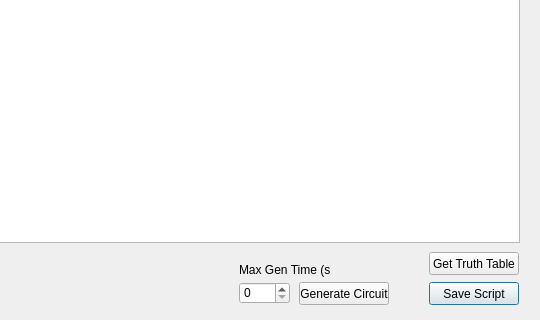
First picture: the form in Application/Logic_Gate_Simulator/Dialogs/dlg_editscript.ui, repository ElliotHarding/Logic-Gate-Simulator, before the edit; both pictures show x 161 to 701 and y 138 to 458 of the 701 by 458 pixel window.
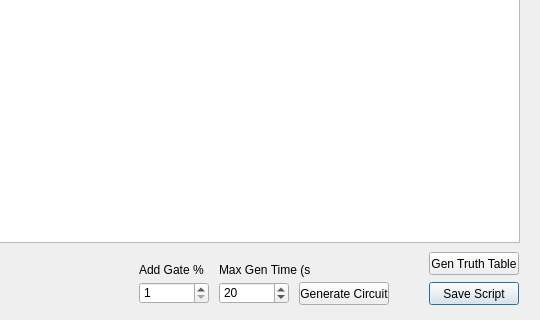
Second picture: the form after the edit.

```diff
--- a/Application/Logic_Gate_Simulator/Dialogs/dlg_editscript.ui
+++ b/Application/Logic_Gate_Simulator/Dialogs/dlg_editscript.ui
@@ -143,23 +143,32 @@
     </rect>
    </property>
    <property name="text">
-    <string>Get Truth Table</string>
+    <string>Gen Truth Table</string>
    </property>
   </widget>
   <widget class="QSpinBox" name="spinBox_maxGenTime">
    <property name="geometry">
     <rect>
-     <x>400</x>
+     <x>380</x>
      <y>420</y>
-     <width>51</width>
+     <width>70</width>
      <height>22</height>
     </rect>
    </property>
+   <property name="minimum">
+    <number>1</number>
+   </property>
+   <property name="maximum">
+    <number>360</number>
+   </property>
+   <property name="value">
+    <number>20</number>
+   </property>
   </widget>
   <widget class="QLabel" name="lbl_maxGenTime">
    <property name="geometry">
     <rect>
-     <x>400</x>
+     <x>380</x>
      <y>400</y>
      <width>91</width>
      <height>16</height>
@@ -169,6 +178,35 @@
     <string>Max Gen Time (s)</string>
    </property>
   </widget>
+  <widget class="QSpinBox" name="spinBox_addGateChance">
+   <property name="geometry">
+    <rect>
+     <x>300</x>
+     <y>420</y>
+     <width>70</width>
+     <height>22</height>
+    </rect>
+   </property>
+   <property name="minimum">
+    <number>1</number>
+   </property>
+   <property name="maximum">
+    <number>100</number>
+   </property>
+  </widget>
+  <widget class="QLabel" name="lbl_addGateChance">
+   <property name="geometry">
+    <rect>
+     <x>300</x>
+     <y>400</y>
+     <width>91</width>
+     <height>16</height>
+    </rect>
+   </property>
+   <property name="text">
+    <string>Add Gate %</string>
+   </property>
+  </widget>
  </widget>
  <resources/>
  <connections/>
```
